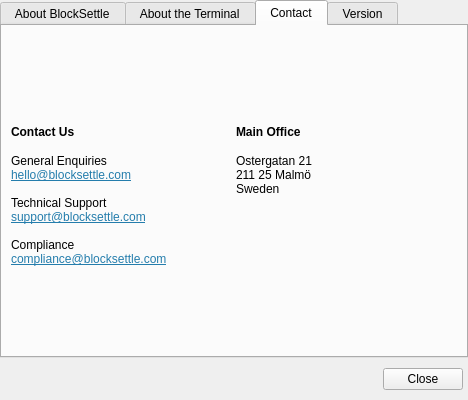
Old version of the form BlockSettleUILib/AboutDialog.ui in the repository BlockSettle/terminal.
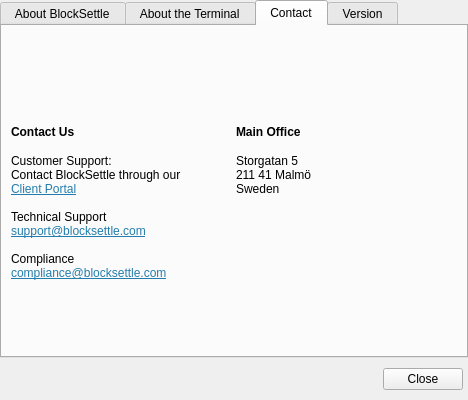
New version of the form. The open tabs and pages were chosen to show the change. Icons and pictures are not drawn.

Commit message: BST-1499 - updated mailing address and added a link to Customer Support client portal

Patch:
```diff
--- a/BlockSettleUILib/AboutDialog.ui
+++ b/BlockSettleUILib/AboutDialog.ui
@@ -415,7 +415,7 @@
              <item>
               <widget class="QLabel" name="label_4">
                <property name="text">
-                <string>&lt;html&gt;&lt;head/&gt;&lt;body&gt;&lt;p&gt;General Enquiries&lt;br/&gt;&lt;a href=&quot;mailto:hello@blocksettle.com&quot;&gt;&lt;span style=&quot; text-decoration: underline; color:#247dac;&quot;&gt;hello@blocksettle.com&lt;/span&gt;&lt;/a&gt;&lt;br/&gt;&lt;br/&gt;Technical Support&lt;br/&gt;&lt;a href=&quot;mailto:support@blocksettle.com&quot;&gt;&lt;span style=&quot; text-decoration: underline; color:#247dac;&quot;&gt;support@blocksettle.com&lt;/span&gt;&lt;/a&gt;&lt;br/&gt;&lt;br/&gt;Compliance&lt;br/&gt;&lt;a href=&quot;mailto:compliance@blocksettle.com&quot;&gt;&lt;span style=&quot; text-decoration: underline; color:#247dac;&quot;&gt;compliance@blocksettle.com&lt;/span&gt;&lt;/a&gt;&lt;/p&gt;&lt;/body&gt;&lt;/html&gt;</string>
+                <string>&lt;html&gt;&lt;head/&gt;&lt;body&gt;&lt;p&gt;Customer Support:&lt;br/&gt;Contact BlockSettle through our&lt;br/&gt;&lt;a href=&quot;http://staging.blocksettle.com/&quot;&gt;&lt;span style=&quot; text-decoration: underline; color:#247dac;&quot;&gt;Client Portal&lt;/span&gt;&lt;/a&gt;&lt;br/&gt;&lt;br/&gt;Technical Support&lt;br/&gt;&lt;a href=&quot;mailto:support@blocksettle.com&quot;&gt;&lt;span style=&quot; text-decoration: underline; color:#247dac;&quot;&gt;support@blocksettle.com&lt;/span&gt;&lt;/a&gt;&lt;br/&gt;&lt;br/&gt;Compliance&lt;br/&gt;&lt;a href=&quot;mailto:compliance@blocksettle.com&quot;&gt;&lt;span style=&quot; text-decoration: underline; color:#247dac;&quot;&gt;compliance@blocksettle.com&lt;/span&gt;&lt;/a&gt;&lt;/p&gt;&lt;/body&gt;&lt;/html&gt;</string>
                </property>
                <property name="textFormat">
                 <enum>Qt::RichText</enum>
@@ -550,7 +550,7 @@
              <item>
               <widget class="QLabel" name="label_8">
                <property name="text">
-                <string>&lt;html&gt;&lt;head/&gt;&lt;body&gt;&lt;p&gt;Ostergatan 21&lt;br/&gt;211 25 Malmö&lt;br/&gt;Sweden&lt;/p&gt;&lt;/body&gt;&lt;/html&gt;</string>
+                <string>&lt;html&gt;&lt;head/&gt;&lt;body&gt;&lt;p&gt;Storgatan 5&lt;br/&gt;211 41 Malmö&lt;br/&gt;Sweden&lt;/p&gt;&lt;/body&gt;&lt;/html&gt;</string>
                </property>
                <property name="textFormat">
                 <enum>Qt::RichText</enum>
```
